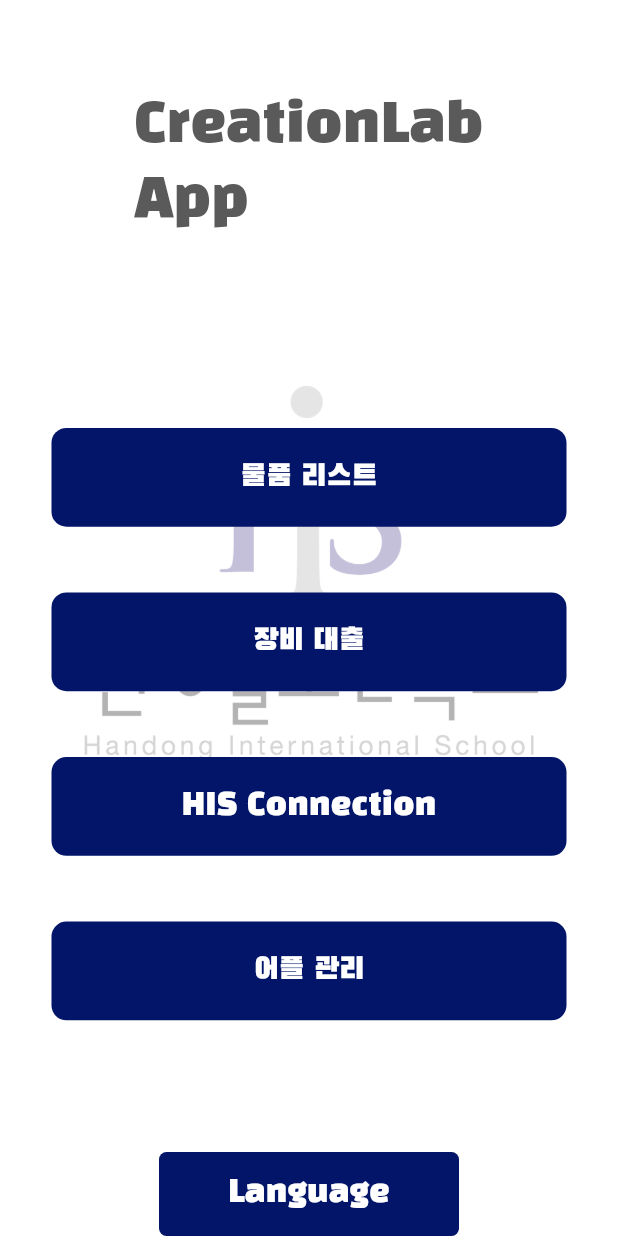
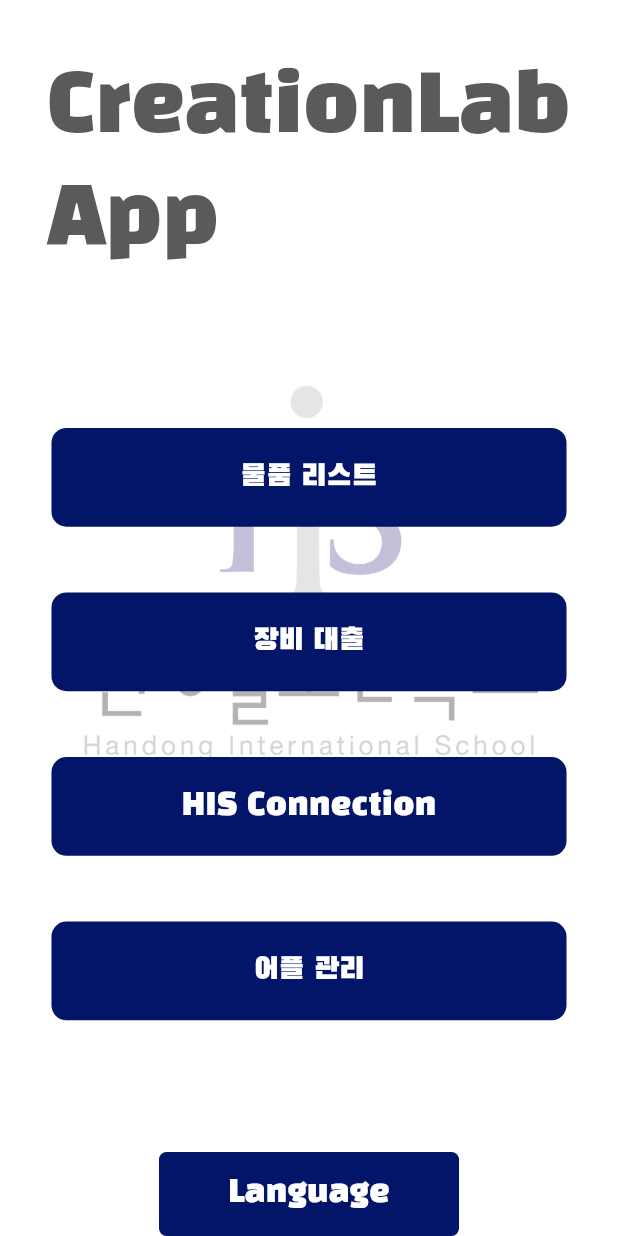
Before and after one commit to taetkyle/Handong_Creation_Lab_APP, a Flutter app: the screen it shows after launch, on a phone screen of 412 x 824 dp. Run offline on Flutter 3.47's test engine with Material 3 defaults, Android fonts, the phone set to English and light mode, and no system bars; our stand-ins replace cloud_firestore, firebase_core, get; missing offline and left inert: dart:html, dart:js; accounts and stored records are empty.

Commit message:
as wish, last fixation

```diff
--- a/Front/creationlab_app_front/lib/pages/homepage.dart
+++ b/Front/creationlab_app_front/lib/pages/homepage.dart
@@ -309,10 +309,13 @@ class _HomepageState extends State<Homepage> {
                                     fontFamily: "KoreanFont",
                                     fontSize: 60,
                                   )
-                                : const TextStyle(
-                                    color: Color.fromARGB(255, 90, 90, 90),
+                                : TextStyle(
+                                    color:
+                                        const Color.fromARGB(255, 90, 90, 90),
                                     fontFamily: "KoreanFont",
-                                    fontSize: 35,
+                                    fontSize: 55 /
+                                        430 *
+                                        (MediaQuery.of(context).size.width),
                                   )),
                       )),
                   const Expanded(flex: 3, child: SizedBox()),
```
Also changed, not shown: 1 other file.
